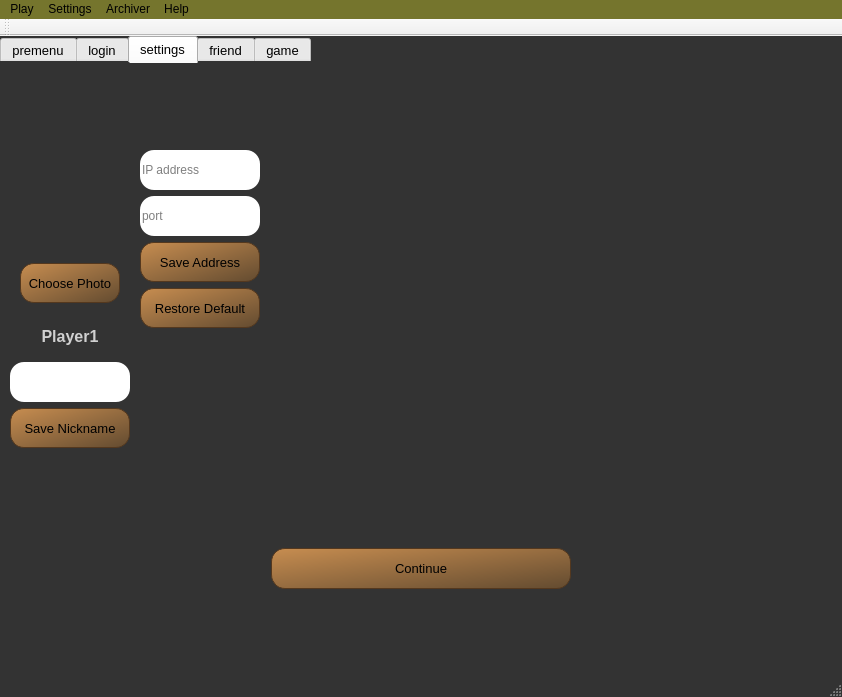
Before: the Qt Designer form app/mainwindow.ui in redmms/mercury_chess, drawn with Qt 5.
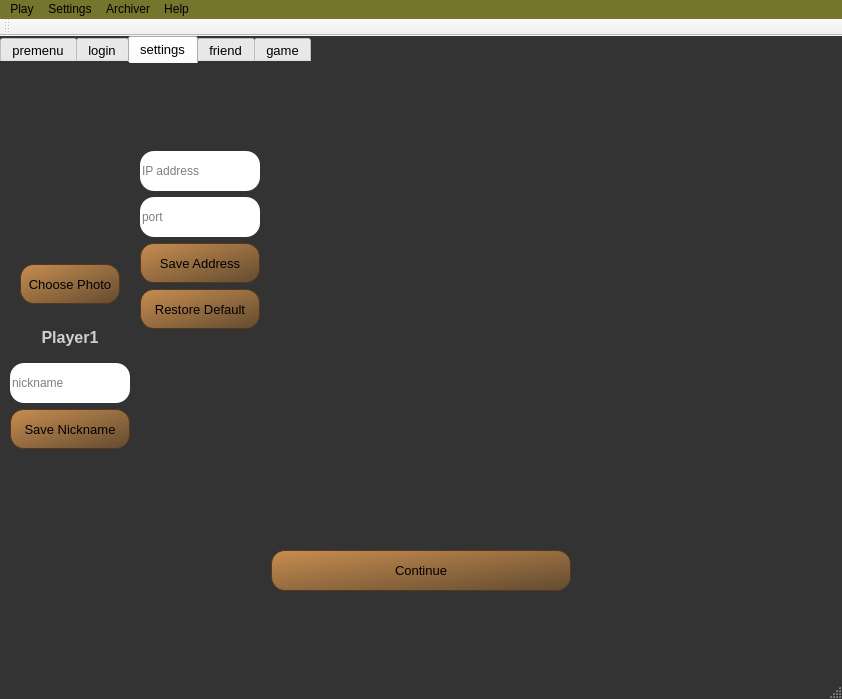
After: the same form once the commit is applied. The open tabs and pages were chosen to show the change. Icons and pictures are not drawn.

Commit message: Fix bug with passPawn() connected to history.back() incorrect interaction. Add About and About Qt buttons

```diff
--- a/app/mainwindow.ui
+++ b/app/mainwindow.ui
@@ -7,7 +7,7 @@
     <x>0</x>
     <y>0</y>
     <width>842</width>
-    <height>694</height>
+    <height>699</height>
    </rect>
   </property>
   <property name="sizePolicy">
@@ -2212,6 +2212,9 @@
               <property name="styleSheet">
                <string notr="true">border-radius: 14;</string>
               </property>
+              <property name="placeholderText">
+               <string>nickname</string>
+              </property>
              </widget>
             </item>
             <item alignment="Qt::AlignLeft">
```
Left out of the diff: 24 changed lines with no effect on the pictures. The commit also changes 7 other files.
